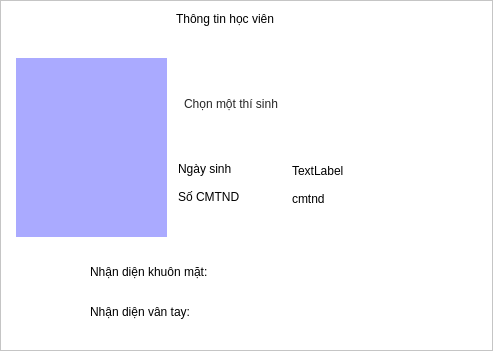
This is SettingScreen/Ui/CacBuocThemDuLieu/HienThiThongTinThiSinh.ui in Lam-dev/TheoryFaceRecognition as Qt 5 draws it before an edit. The edited form follows.
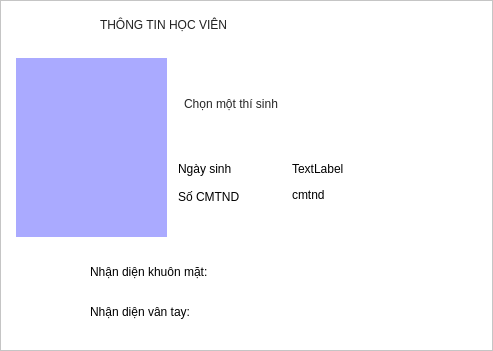
This is the edited form.

```diff
--- a/SettingScreen/Ui/CacBuocThemDuLieu/HienThiThongTinThiSinh.ui
+++ b/SettingScreen/Ui/CacBuocThemDuLieu/HienThiThongTinThiSinh.ui
@@ -41,14 +41,19 @@
   <widget class="QLabel" name="label_thongTinHocVien">
    <property name="geometry">
     <rect>
-     <x>176</x>
+     <x>100</x>
      <y>10</y>
-     <width>209</width>
-     <height>17</height>
+     <width>323</width>
+     <height>29</height>
     </rect>
    </property>
+   <property name="styleSheet">
+    <string notr="true">color: rgb(33, 33, 33);
+font: 75 bold 18pt &quot;Ubuntu&quot;;
+</string>
+   </property>
    <property name="text">
-    <string>Thông tin học viên</string>
+    <string>THÔNG TIN HỌC VIÊN</string>
    </property>
   </widget>
   <widget class="QLabel" name="label_nameOfStudent">
@@ -88,7 +93,7 @@
    <property name="geometry">
     <rect>
      <x>292</x>
-     <y>162</y>
+     <y>160</y>
      <width>189</width>
      <height>17</height>
     </rect>
@@ -114,7 +119,7 @@
    <property name="geometry">
     <rect>
      <x>292</x>
-     <y>190</y>
+     <y>186</y>
      <width>189</width>
      <height>17</height>
     </rect>
@@ -180,7 +185,7 @@
     <rect>
      <x>288</x>
      <y>258</y>
-     <width>129</width>
+     <width>181</width>
      <height>29</height>
     </rect>
    </property>
@@ -193,7 +198,7 @@
     <rect>
      <x>288</x>
      <y>296</y>
-     <width>129</width>
+     <width>179</width>
      <height>29</height>
     </rect>
    </property>
```
